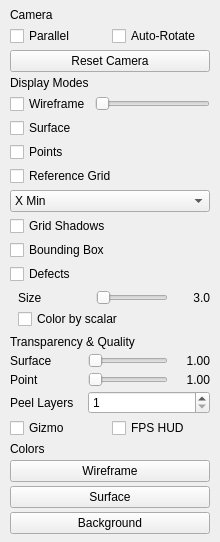
Old version of the form src/ui/view_display_page.ui in the repository thermeng/SciRender.
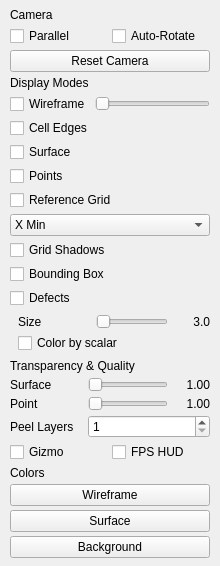
New version of the form.

Commit message: fix: cell-edge wireframe bugs - VTK_PIXEL/VXCEL edge extraction, XML structured-grid cells, multi-piece merge, POLYDATA accumulation, dead code, debug fprintf

What changed in the file:
```diff
--- a/src/ui/view_display_page.ui
+++ b/src/ui/view_display_page.ui
@@ -83,6 +83,20 @@
      </layout>
     </widget>
    </item>
+   <item>
+    <layout class="QHBoxLayout" name="cellWireframeLayout">
+     <property name="spacing"><number>4</number></property>
+     <property name="leftMargin"><number>0</number></property>
+     <property name="topMargin"><number>0</number></property>
+     <property name="rightMargin"><number>0</number></property>
+     <property name="bottomMargin"><number>0</number></property>
+     <item>
+      <widget class="QCheckBox" name="cellWireframeCb">
+       <property name="text"><string>Cell Edges</string></property>
+      </widget>
+     </item>
+    </layout>
+   </item>
     <item>
      <layout class="QVBoxLayout" name="flagsLayout">
      <item>
```
The commit also changes 17 other files.
